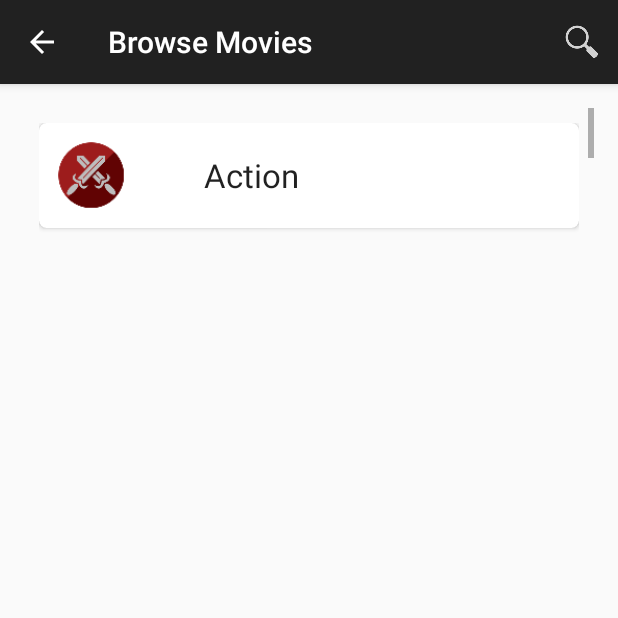
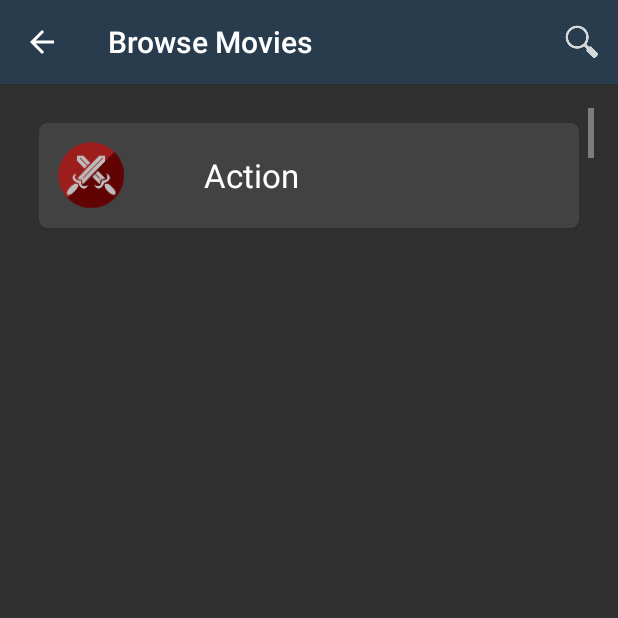
Before and after one commit to vedantswain/MovieMiner, an Android app: the BrowseHomeActivity screen opened directly, with no data from a screen before it, on a phone screen of 412 x 824 dp, the top half of it. Run offline under Robolectric (Android 15) with nearby library versions, the phone set to English and light mode, and no system bars.

Commit message:
changed theme

```diff
--- a/Android/MovieMiner/app/src/main/res/layout/layout_list_item_genre.xml
+++ b/Android/MovieMiner/app/src/main/res/layout/layout_list_item_genre.xml
@@ -10,6 +10,7 @@
         android:layout_gravity="center"
         android:layout_width="fill_parent"
         android:layout_height="wrap_content"
+        card_view:cardBackgroundColor="@color/cardview_dark_background"
         card_view:cardCornerRadius="5dp">
 
         <RelativeLayout
--- a/Android/MovieMiner/app/src/main/res/layout/layout_list_item_movie.xml
+++ b/Android/MovieMiner/app/src/main/res/layout/layout_list_item_movie.xml
@@ -10,6 +10,7 @@
         android:layout_gravity="center"
         android:layout_width="wrap_content"
         android:layout_height="wrap_content"
+        card_view:cardBackgroundColor="@color/cardview_dark_background"
         card_view:cardCornerRadius="5dp">
 
         <RelativeLayout
--- a/Android/MovieMiner/app/src/main/res/values/colors.xml
+++ b/Android/MovieMiner/app/src/main/res/values/colors.xml
@@ -3,4 +3,8 @@
     <item name="darkgreen" type="color">#FF669900</item>
     <item name="darkred" type="color">#FFCC0000</item>
     <item name="darkgray" type="color">#ff949494</item>
+    <color name="primary">#ff293c4e</color>
+    <color name="primaryDark">#ff24293a</color>
+    <color name="primaryLight">#fffffefd</color>
+    <color name="accent">#fff5af00</color>
 </resources>
--- a/Android/MovieMiner/app/src/main/res/values/styles.xml
+++ b/Android/MovieMiner/app/src/main/res/values/styles.xml
@@ -1,8 +1,19 @@
 <resources>
 
-    <!-- Base application theme. -->
-    <style name="AppTheme" parent="Theme.AppCompat.Light.DarkActionBar">
+    <style name="AppTheme" parent="AppTheme.Base"/>
+
+    <style name="AppTheme.Base" parent="Theme.AppCompat">
         <!-- Customize your theme here. -->
+        <item name="colorPrimary">@color/primary</item>
+        <item name="colorPrimaryDark">@color/primaryDark</item>
+        <item name="colorAccent">@color/accent</item>
     </style>
 
+    <style name="Transparent" parent="@android:style/Theme.NoTitleBar">
+        <item name="android:windowContentOverlay">@null</item>
+        <item name="android:windowIsTranslucent">true</item>
+        <item name="android:windowBackground">@android:color/transparent</item>
+        <item name="android:windowNoTitle">true</item>
+        <item name="android:backgroundDimEnabled">false</item>
+    </style>
 </resources>
```
